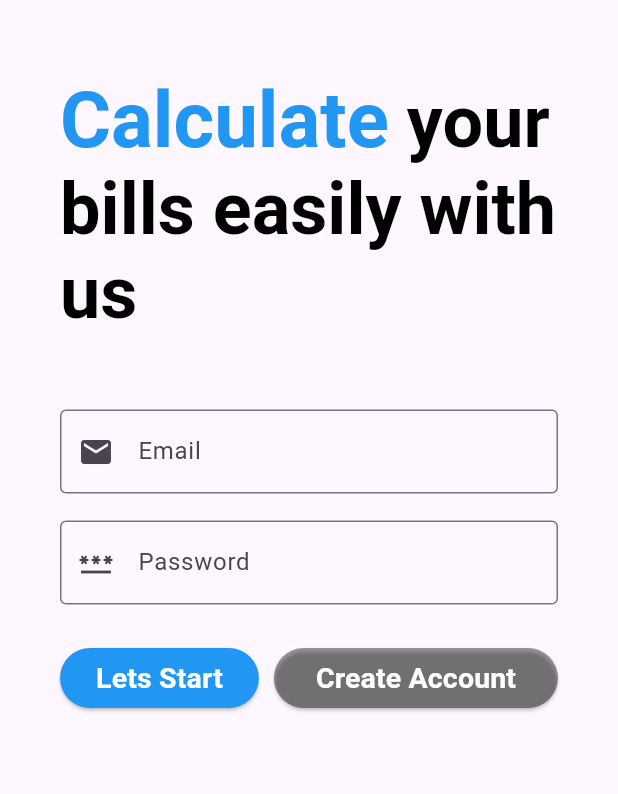
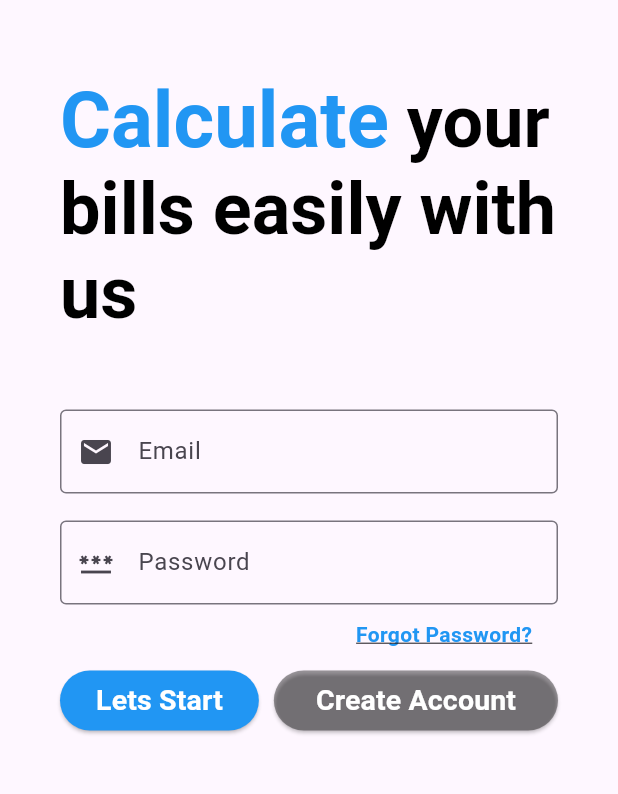
Before and after one commit to monalsutar/BillDesk, a Flutter app: the screen it shows after launch, on a phone screen of 412 x 824 dp, the part 150-944 px from its top. Run offline on Flutter 3.47's test engine with Material 3 defaults, Android fonts, the phone set to English and light mode, and no system bars; our stand-ins replace firebase_auth, firebase_core, pdf; missing offline and left inert: mailer; accounts and stored records are empty.

Commit message:
git add. git commit -m "Initial commit" git remote add origin https://github.com/monalsutar/bill_generation_billdesk.git git push -u origin master

```diff
--- a/lib/login.dart
+++ b/lib/login.dart
@@ -87,6 +87,22 @@ class _LoginState extends State<Login> {
     }
   }
 
+  void _resetPassword(BuildContext context) async {
+    try {
+      await FirebaseAuth.instance.sendPasswordResetEmail(email: emailController.text);
+      final snackBar = SnackBar(
+        content: Text('Password Reset Email Sent'),
+      );
+      ScaffoldMessenger.of(context).showSnackBar(snackBar);
+    } catch (e) {
+      final snackBar = SnackBar(
+        content: Text('Error Sending Password Reset Email'),
+      );
+      ScaffoldMessenger.of(context).showSnackBar(snackBar);
+      print('Password reset error: $e');
+    }
+  }
+
   @override
   Widget build(BuildContext context) {
     return Scaffold(
@@ -148,7 +164,25 @@ class _LoginState extends State<Login> {
                       ),
                       obscureText: true,
                     ),
-                    const SizedBox(height: 25),
+
+                    const SizedBox(height: 10),
+                    Padding(
+                      padding: const EdgeInsets.only(left: 180.0),
+                      child: GestureDetector(
+                        onTap: () {
+                          _resetPassword(context); // Call _resetPassword when the link is tapped
+                        },
+                        child: Text(
+                          "Forgot Password?",
+                          style: TextStyle(
+                            color: Colors.blue,
+                            fontWeight: FontWeight.bold,
+                            decoration: TextDecoration.underline,
+                          ),
+                        ),
+                      ),
+                    ),
+                    const SizedBox(height: 10),
                     Row(
                       children: [
 
@@ -196,6 +230,7 @@ class _LoginState extends State<Login> {
                         ),
                       ],
                     ),
+
                   ],
                 ),
               ),
--- a/pubspec.yaml
+++ b/pubspec.yaml
@@ -30,6 +30,7 @@ environment:
 dependencies:
   flutter:
     sdk: flutter
+  url_launcher: ^6.0.20
   flutter_native_splash: ^2.0.0
   flutter_email_sender: ^5.0.1
   pdf: ^3.6.0
@@ -42,7 +43,6 @@ dependencies:
   firebase_core: ^2.27.0
   firebase_auth: ^4.17.8
   cloud_firestore: ^4.15.8
-  url_launcher: ^6.2.6
   mailer: ^6.1.0
 
 dev_dependencies:
```
